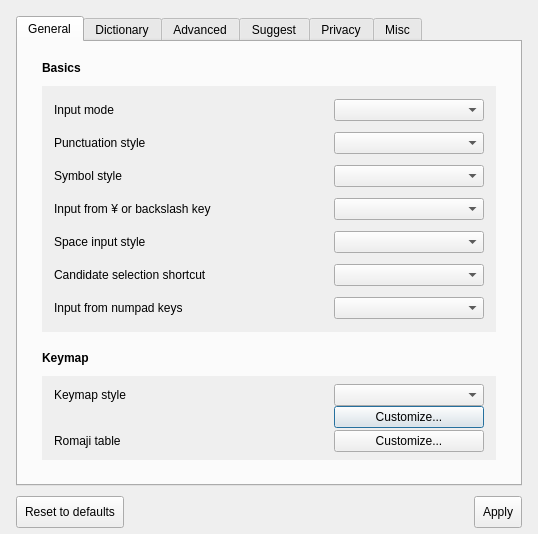
First picture: the form in src/gui/config_dialog/config_dialog.ui, repository yoshikiobata/mozc, before the edit.
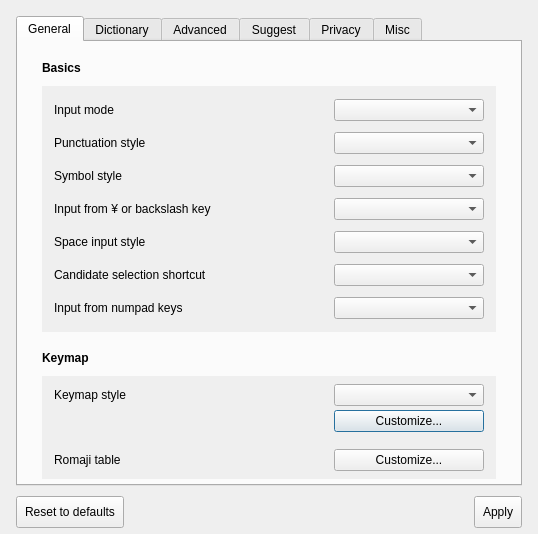
Second picture: the form after the edit. Custom widgets are drawn as their Qt base class.

```diff
--- a/src/gui/config_dialog/config_dialog.ui
+++ b/src/gui/config_dialog/config_dialog.ui
@@ -205,7 +205,7 @@
         <x>24</x>
         <y>334</y>
         <width>454</width>
-        <height>84</height>
+        <height>103</height>
        </rect>
       </property>
       <property name="autoFillBackground">
@@ -213,7 +213,7 @@
       </property>
       <layout class="QGridLayout" name="gridLayout_2" columnstretch="2,1">
     <property name="verticalSpacing">
-     <number>0</number>
+     <number>4</number>
     </property>
     <property name="topMargin">
      <number>8</number>
@@ -250,19 +250,6 @@
         <property name="spacing">
         <number>0</number>
         </property>
-        <item>
-        <spacer name="hogehog2">
-         <property name="orientation">
-          <enum>Qt::Vertical</enum>
-         </property>
-         <property name="sizeHint" stdset="0">
-          <size>
-           <width>1</width>
-           <height>4</height>
-          </size>
-         </property>
-        </spacer>
-        </item>
         <item>
         <widget class="QPushButton" name="editKeymapButton">
          <property name="text">
@@ -278,7 +265,7 @@
          <property name="sizeHint" stdset="0">
           <size>
            <width>1</width>
-           <height>10</height>
+           <height>6</height>
           </size>
          </property>
         </spacer>
```
